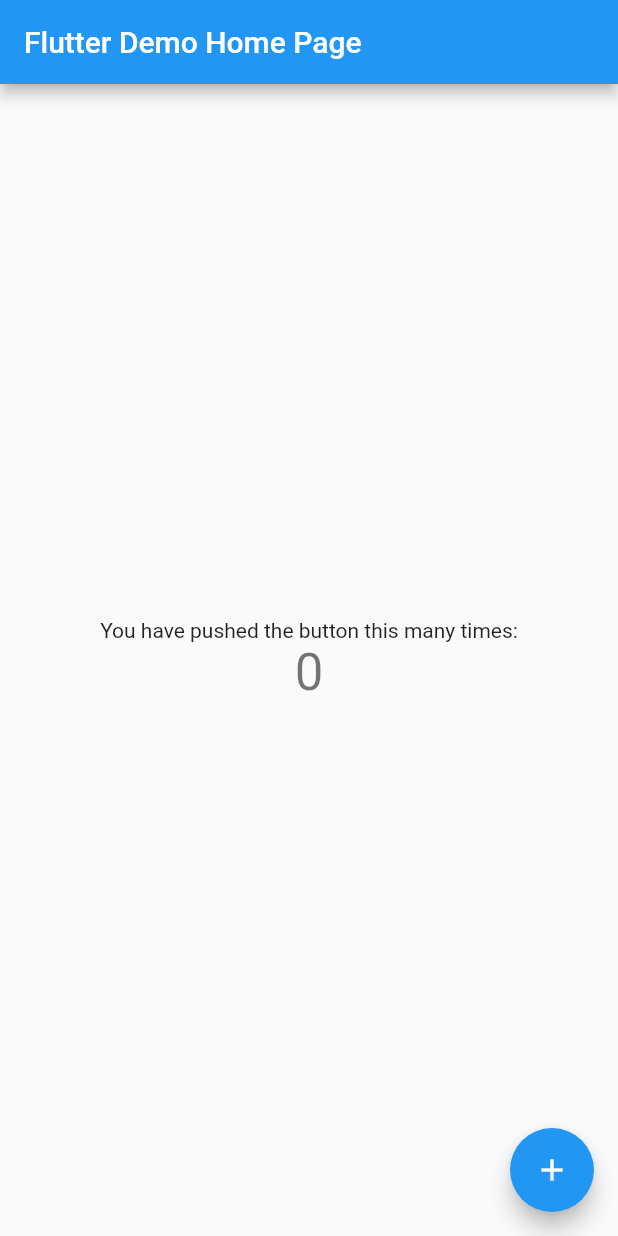
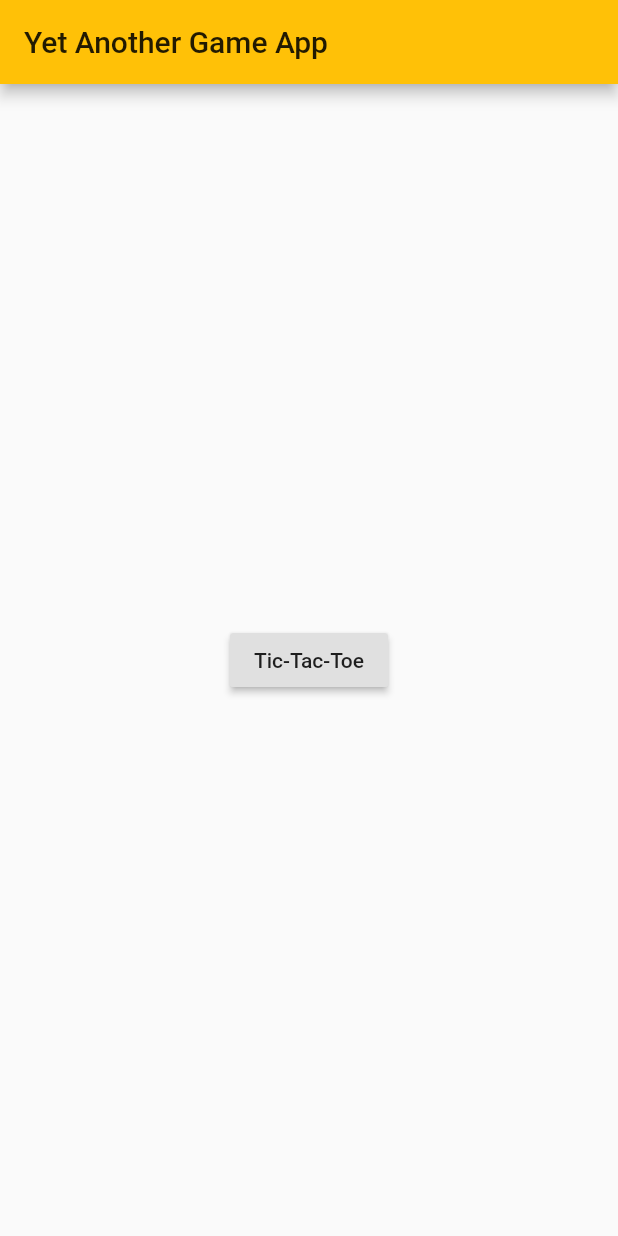
Before and after one commit to abhishekkr/yaga, a Flutter app: the screen it shows after launch, on a phone screen of 412 x 824 dp. Run offline on Flutter 3.47's test engine with Material 2 defaults, Android fonts, the phone set to English and light mode, and no system bars.

Commit message:
create game list page route to tic-tac-toe page, added simple route transition
Signed-off-by: AbhishekKr <abhikumar163@gmail.com>

```diff
--- a/lib/main.dart
+++ b/lib/main.dart
@@ -1,111 +1,15 @@
 import 'package:flutter/material.dart';
+import 'package:yaga/pages/content.dart';
 
-void main() => runApp(MyApp());
+void main() => runApp(new Yaga());
 
-class MyApp extends StatelessWidget {
-  // This widget is the root of your application.
+class Yaga extends StatelessWidget {
   @override
   Widget build(BuildContext context) {
-    return MaterialApp(
-      title: 'Flutter Demo',
-      theme: ThemeData(
-        // This is the theme of your application.
-        //
-        // Try running your application with "flutter run". You'll see the
-        // application has a blue toolbar. Then, without quitting the app, try
-        // changing the primarySwatch below to Colors.green and then invoke
-        // "hot reload" (press "r" in the console where you ran "flutter run",
-        // or simply save your changes to "hot reload" in a Flutter IDE).
-        // Notice that the counter didn't reset back to zero; the application
-        // is not restarted.
-        primarySwatch: Colors.blue,
-      ),
-      home: MyHomePage(title: 'Flutter Demo Home Page'),
+    return new MaterialApp(
+        title: 'YAGA| Yet Another Game App',
+        theme: new ThemeData(primaryColor: Colors.amber),
+        home: new PageContent(),
     );
   }
 }
-
-class MyHomePage extends StatefulWidget {
-  MyHomePage({Key key, this.title}) : super(key: key);
-
-  // This widget is the home page of your application. It is stateful, meaning
-  // that it has a State object (defined below) that contains fields that affect
-  // how it looks.
-
-  // This class is the configuration for the state. It holds the values (in this
-  // case the title) provided by the parent (in this case the App widget) and
-  // used by the build method of the State. Fields in a Widget subclass are
-  // always marked "final".
-
-  final String title;
-
-  @override
-  _MyHomePageState createState() => _MyHomePageState();
-}
-
-class _MyHomePageState extends State<MyHomePage> {
-  int _counter = 0;
-
-  void _incrementCounter() {
-    setState(() {
-      // This call to setState tells the Flutter framework that something has
-      // changed in this State, which causes it to rerun the build method below
-      // so that the display can reflect the updated values. If we changed
-      // _counter without calling setState(), then the build method would not be
-      // called again, and so nothing would appear to happen.
-      _counter++;
-    });
-  }
-
-  @override
-  Widget build(BuildContext context) {
-    // This method is rerun every time setState is called, for instance as done
-    // by the _incrementCounter method above.
-    //
-    // The Flutter framework has been optimized to make rerunning build methods
-    // fast, so that you can just rebuild anything that needs updating rather
-    // than having to individually change instances of widgets.
-    return Scaffold(
-      appBar: AppBar(
-        // Here we take the value from the MyHomePage object that was created by
-        // the App.build method, and use it to set our appbar title.
-        title: Text(widget.title),
-      ),
-      body: Center(
-        // Center is a layout widget. It takes a single child and positions it
-        // in the middle of the parent.
-        child: Column(
-          // Column is also a layout widget. It takes a list of children and
-          // arranges them vertically. By default, it sizes itself to fit its
-          // children horizontally, and tries to be as tall as its parent.
-          //
-          // Invoke "debug painting" (press "p" in the console, choose the
-          // "Toggle Debug Paint" action from the Flutter Inspector in Android
-          // Studio, or the "Toggle Debug Paint" command in Visual Studio Code)
-          // to see the wireframe for each widget.
-          //
-          // Column has various properties to control how it sizes itself and
-          // how it positions its children. Here we use mainAxisAlignment to
-          // center the children vertically; the main axis here is the vertical
-          // axis because Columns are vertical (the cross axis would be
-          // horizontal).
-          mainAxisAlignment: MainAxisAlignment.center,
-          children: <Widget>[
-            Text(
-              'You have pushed the button this many times:',
-            ),
-            Text(
-              '$_counter',
-              style: Theme.of(context).textTheme.display1,
-            ),
-          ],
-        ),
-      ),
-      floatingActionButton: FloatingActionButton(
-        onPressed: _incrementCounter,
-        tooltip: 'Increment',
-        child: Icon(Icons.add),
-      ), // This trailing comma makes auto-formatting nicer for build methods.
-    );
-  }
-}
--- /dev/null
+++ b/lib/pages/content.dart
@@ -0,0 +1,21 @@
+import 'package:flutter/material.dart';
+import 'package:yaga/fx/route_transition.dart';
+import 'package:yaga/pages/tictactoe.dart';
+
+class PageContent extends StatelessWidget {
+  Widget build(BuildContext context) {
+    return Scaffold(
+        appBar: AppBar(
+            title: Text('Yet Another Game App'),
+        ),
+      body: Center(
+          child: RaisedButton(
+            child: Text('Tic-Tac-Toe'),
+            onPressed: () {
+              Navigator.of(context).push(RouteTransitionSimple(widget: PageTicTacToe()));
+            },
+          ),
+      ),
+    );
+  }
+}
```
Also changed, not shown: lib/fx/route_transition.dart (added, +27 -0 lines), lib/pages/tictactoe.dart (added, +15 -0 lines), assets/images/yaga.png (added), 2 other files.
